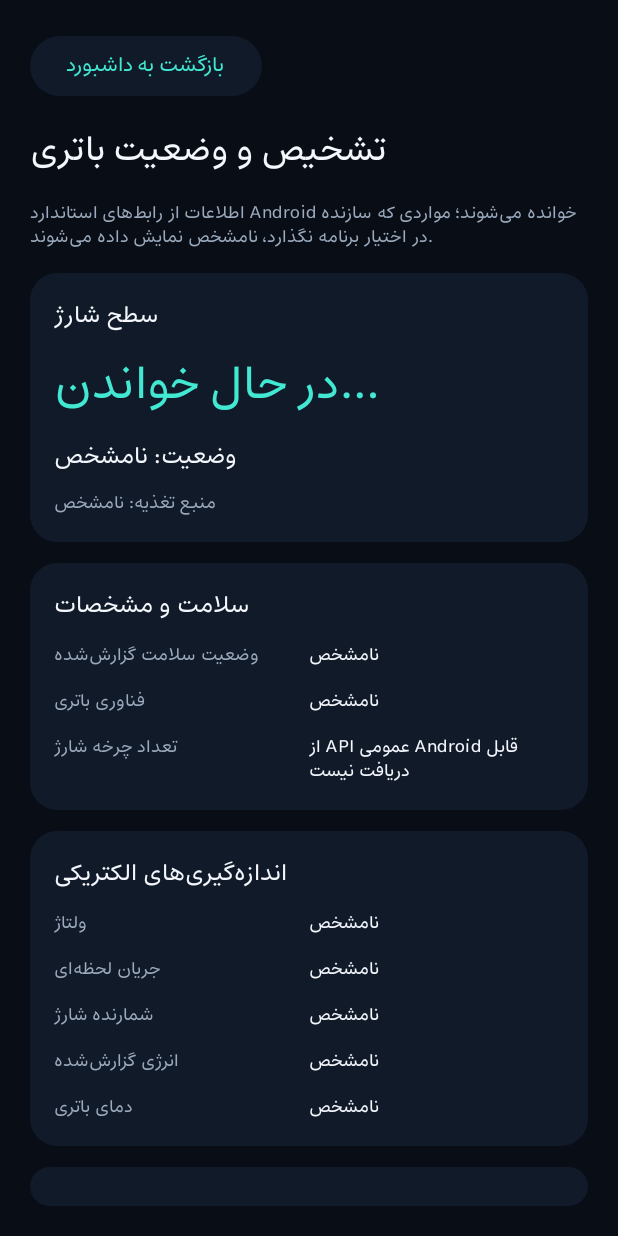
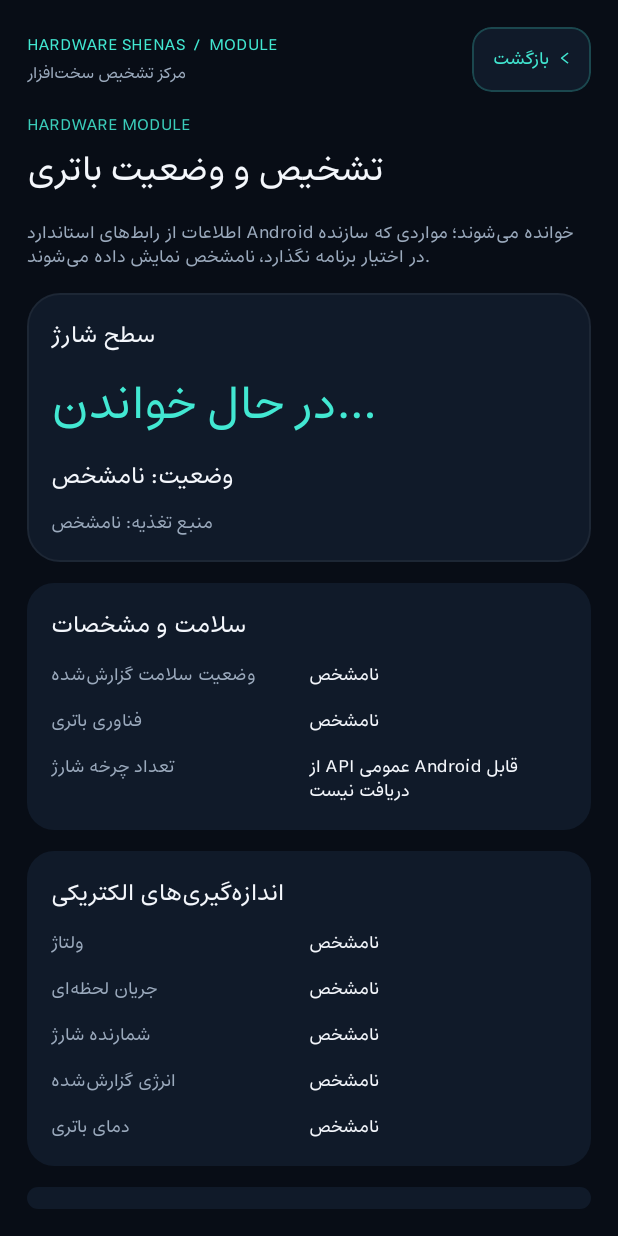
Before and after one commit to theslyapex/sakhtafzar-shenas, an Android app built with Jetpack Compose: the composable BatteryDiagnosticsScreen shown on its own in the app's theme, on a phone screen of 412 x 824 dp. Run offline under Robolectric (Android 15) with nearby library versions, the phone set to English and light mode, and no system bars.

Commit message:
Unify sensor, GPU and battery module styling

```diff
--- a/app/src/main/java/ir/alishams/hardwareshenas/ui/BatteryDiagnosticsScreen.kt
+++ b/app/src/main/java/ir/alishams/hardwareshenas/ui/BatteryDiagnosticsScreen.kt
@@ -88,20 +88,18 @@ fun BatteryDiagnosticsScreen(onBack: () -> Unit, modifier: Modifier = Modifier)
 
     val battery = data.value
     Column(
-        modifier = modifier.fillMaxSize().background(Midnight).padding(20.dp),
+        modifier = modifier.fillMaxSize().background(Midnight).padding(horizontal = 18.dp, vertical = 18.dp),
         verticalArrangement = Arrangement.spacedBy(14.dp)
     ) {
-        Button(
-            onClick = onBack,
-            colors = ButtonDefaults.buttonColors(containerColor = SurfaceDark, contentColor = CyanAccent)
-        ) { Text("بازگشت به داشبورد") }
-        Text("تشخیص و وضعیت باتری", style = MaterialTheme.typography.headlineSmall, fontWeight = FontWeight.Bold, color = MaterialTheme.colorScheme.onBackground)
+        HardwarePageTopBar(onBack)
+        HardwareSectionHeading("تشخیص و وضعیت باتری")
         Text("اطلاعات از رابط‌های استاندارد Android خوانده می‌شوند؛ مواردی که سازنده در اختیار برنامه نگذارد، نامشخص نمایش داده می‌شوند.", color = TextSecondary, style = MaterialTheme.typography.bodySmall)
 
         Card(
             modifier = Modifier.fillMaxWidth(),
-            shape = RoundedCornerShape(18.dp),
-            colors = CardDefaults.cardColors(containerColor = SurfaceDark)
+            shape = RoundedCornerShape(22.dp),
+            colors = CardDefaults.cardColors(containerColor = SurfaceDark),
+            border = androidx.compose.foundation.BorderStroke(1.dp, androidx.compose.ui.graphics.Color.White.copy(alpha = 0.055f))
         ) {
             Column(Modifier.padding(16.dp), verticalArrangement = Arrangement.spacedBy(10.dp)) {
                 Text("سطح شارژ", color = MaterialTheme.colorScheme.onSurface, fontWeight = FontWeight.Bold)
```
Also changed, not shown: app/src/main/java/ir/alishams/hardwareshenas/ui/GpuMonitorScreen.kt (+6 -8 lines), app/src/main/java/ir/alishams/hardwareshenas/ui/SensorMonitorScreen.kt (+5 -7 lines).
